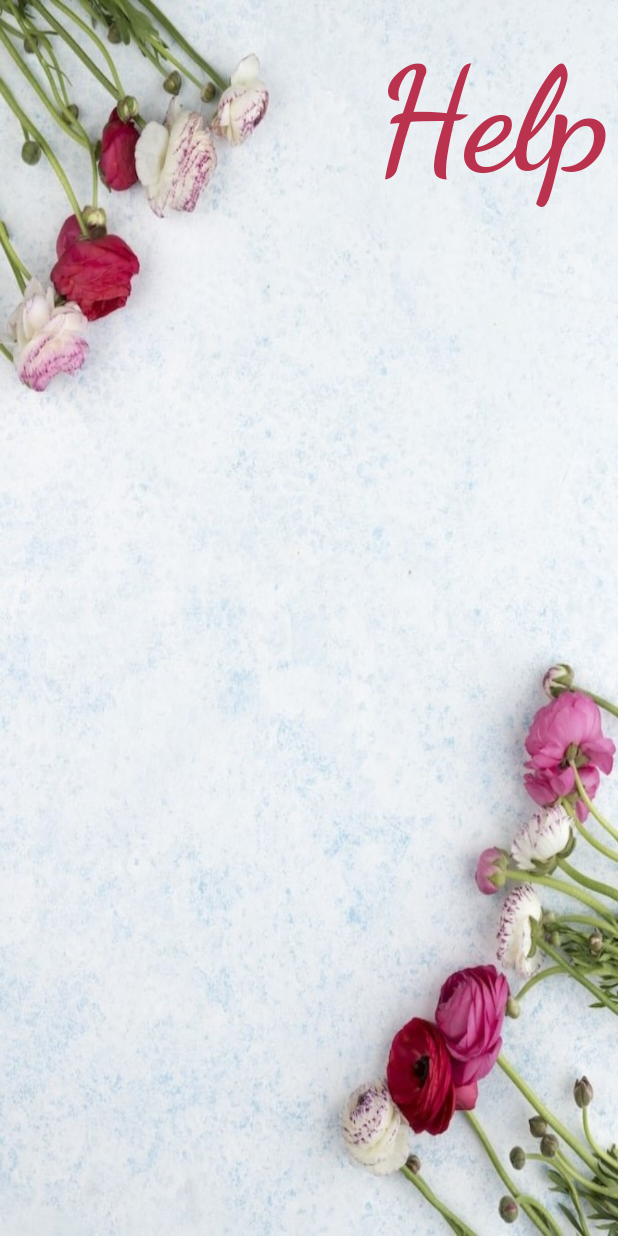
After one commit to karinpapismadov/GrowMe-App, an Android app: the layout activity_pop_help_bt1.xml on its own in the app's theme, with its tools: preview values and no code run, on a phone screen of 412 x 824 dp. The commit adds this screen. Run offline under Robolectric (Android 15) with nearby library versions, the phone set to English and light mode, and no system bars.

Commit message:
update 14.06 help pop up messages java file

```diff
--- /dev/null
+++ b/app/src/main/res/layout/activity_pop_help_bt1.xml
@@ -0,0 +1,32 @@
+<?xml version="1.0" encoding="utf-8"?>
+<androidx.constraintlayout.widget.ConstraintLayout xmlns:android="http://schemas.android.com/apk/res/android"
+    xmlns:app="http://schemas.android.com/apk/res-auto"
+    xmlns:tools="http://schemas.android.com/tools"
+    android:layout_width="match_parent"
+    android:layout_height="match_parent"
+    android:background="@drawable/flowers9"
+    tools:context=".PopHelpBt1">
+
+    <TextView
+        android:id="@+id/help_headline"
+        android:layout_width="wrap_content"
+        android:layout_height="match_parent"
+        android:layout_marginTop="20dp"
+        android:fontFamily="cursive"
+        android:text="@string/help"
+        android:layout_marginStart="215dp"
+        android:textColor="#BB324E"
+        android:textColorHint="#373737"
+        android:textSize="96sp"
+        android:textStyle="bold"
+        app:layout_constraintBottom_toBottomOf="parent"
+        app:layout_constraintEnd_toEndOf="parent"
+        app:layout_constraintHorizontal_bias="0.857"
+        app:layout_constraintStart_toStartOf="parent"
+        app:layout_constraintTop_toTopOf="parent"
+/>
+
+
+
+
+</androidx.constraintlayout.widget.ConstraintLayout>
--- a/app/src/main/res/values/themes.xml
+++ b/app/src/main/res/values/themes.xml
@@ -7,4 +7,6 @@
     </style>
 
     <style name="Theme.GrowMeApp" parent="Base.Theme.GrowMeApp" />
+
+
 </resources>
```
Also changed, not shown: app/src/main/AndroidManifest.xml (+24 -3 lines), app/src/main/java/com/example/growme_app/HelpActivity.java (+56 -7 lines), app/src/main/java/com/example/growme_app/PopHelpBt1.java (added, +14 -0 lines), app/src/main/java/com/example/growme_app/PopHelpBt2.java (added, +14 -0 lines), app/src/main/java/com/example/growme_app/PopHelpBt3.java (added, +14 -0 lines), app/src/main/java/com/example/growme_app/PopHelpBt4.java (added, +14 -0 lines), app/src/main/java/com/example/growme_app/PopHelpBt5.java (added, +14 -0 lines), app/src/main/java/com/example/growme_app/PopHelpBt6.java (added, +15 -0 lines), app/src/main/java/com/example/growme_app/PopHelpBt7.java (added, +14 -0 lines), app/src/main/java/com/example/growme_app/PopHelpBt8.java (added, +14 -0 lines), app/src/main/res/layout/activity_pop_help_bt2.xml (added, +10 -0 lines), app/src/main/res/layout/activity_pop_help_bt3.xml (added, +10 -0 lines), app/src/main/res/layout/activity_pop_help_bt4.xml (added, +10 -0 lines), app/src/main/res/layout/activity_pop_help_bt5.xml (added, +10 -0 lines), 3 more files.
